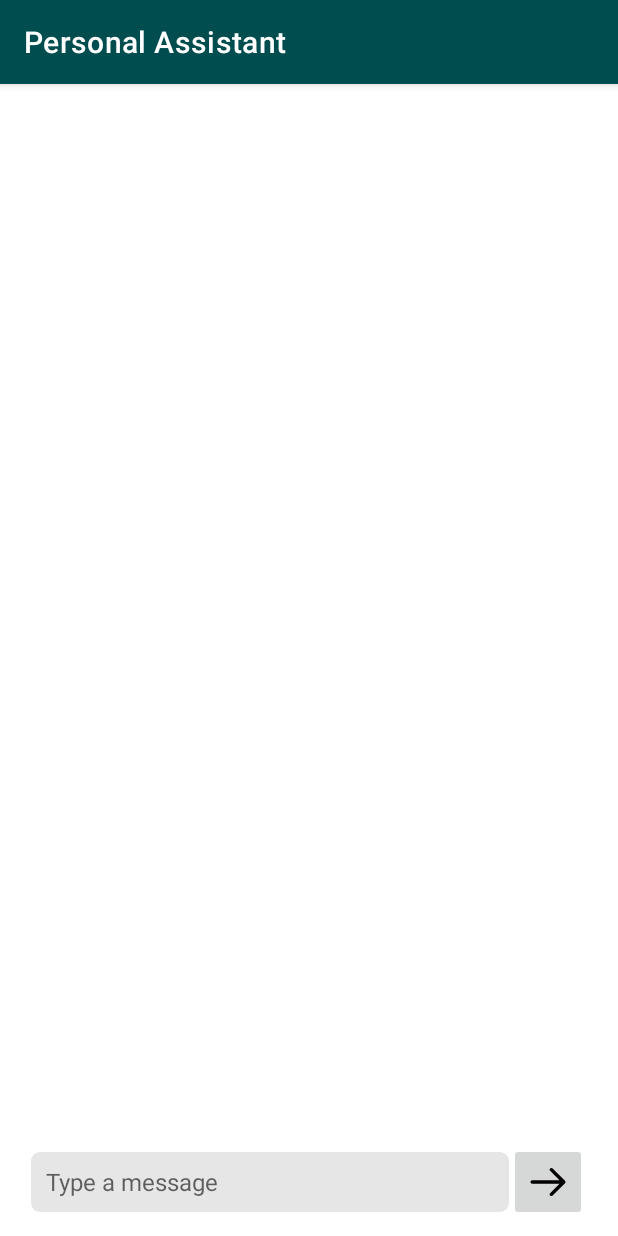
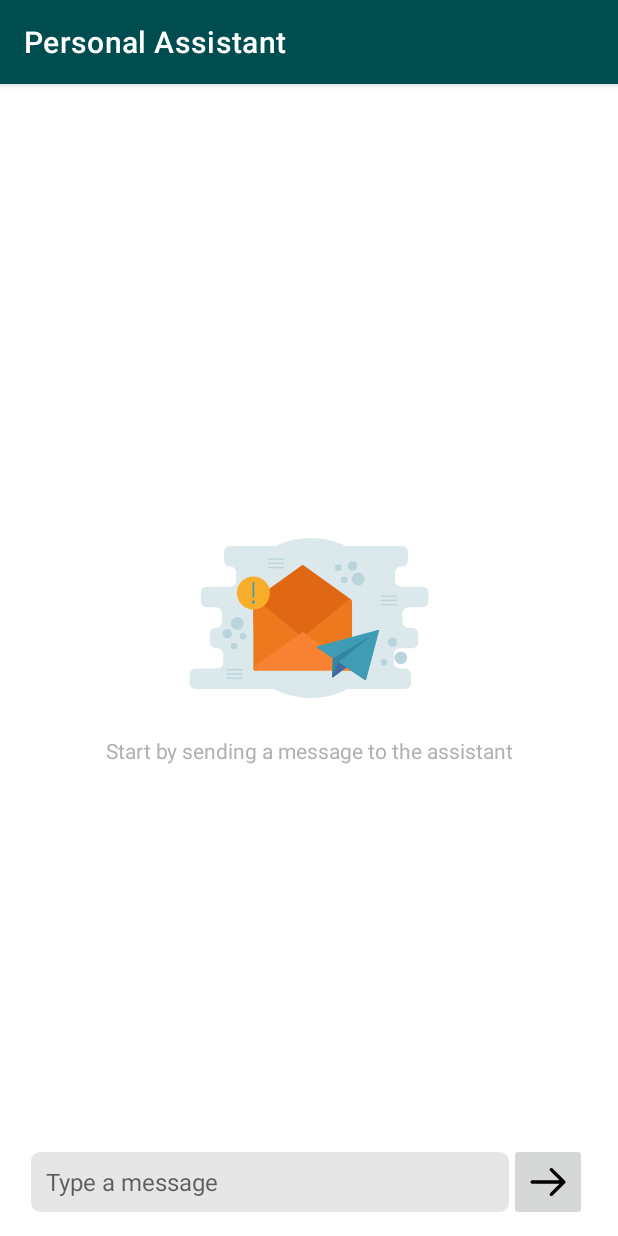
Before and after one commit to gabrielboroghina/personal-assistant, an Android app: the screen it shows after launch (MainActivity), on a phone screen of 412 x 824 dp. Run offline under Robolectric (Android 15) with nearby library versions, the phone set to English and light mode, and no system bars; our stand-ins replace Room's generated code, data binding, navigation-ui.

Commit message:
Added chat empty state. UI improvements

```diff
--- a/app/src/main/java/com/example/personalassistant/conv_agent_interaction/ConvAgentChatFragment.kt
+++ b/app/src/main/java/com/example/personalassistant/conv_agent_interaction/ConvAgentChatFragment.kt
@@ -73,6 +73,10 @@ class ConvAgentChatFragment : Fragment() {
 
         viewModel.chatMessages.observe(viewLifecycleOwner) {
             it?.let {
+                if (it.isNotEmpty()) {
+                    binding.chatEmptyState.visibility = View.INVISIBLE
+                    binding.chatEmptyStateMsg.visibility = View.INVISIBLE
+                }
                 adapter.updateMessages(it, viewModel.showActionSelector.value ?: false)
                 binding.chat.smoothScrollToPosition(adapter.itemCount)
             }
@@ -95,7 +99,7 @@ class ConvAgentChatFragment : Fragment() {
             }
         }
 
-        viewModel.agentResponseStatus.observe(viewLifecycleOwner) { status ->
+        viewModel.statusMessage.observe(viewLifecycleOwner) { status ->
             status?.let {
                 Snackbar.make(view!!, status, BaseTransientBottomBar.LENGTH_SHORT).show()
             }
--- /dev/null
+++ b/app/src/main/res/drawable/ic_no_messages.xml
@@ -0,0 +1,57 @@
+<vector android:height="157.53847dp" android:viewportHeight="512"
+    android:viewportWidth="650" android:width="200dp" xmlns:android="http://schemas.android.com/apk/res/android">
+    <path android:fillColor="#dbe8ec" android:pathData="M328.792,256m-173.618,0a173.618,173.618 0,1 1,347.236 0a173.618,173.618 0,1 1,-347.236 0"/>
+    <path android:fillColor="#dbe8ec" android:pathData="M583.904,219.7V201.508A13.079,13.079 0,0 0,570.825 188.429h-46.166a13.079,13.079 0,0 1,-13.079 -13.079V157.158a13.079,13.079 0,0 1,13.079 -13.079h1.458a13.079,13.079 0,0 0,13.079 -13.079V112.808a13.079,13.079 0,0 0,-13.079 -13.079H154.209a13.079,13.079 0,0 0,-13.079 13.079v18.191a13.079,13.079 0,0 0,13.079 13.079h0a13.079,13.079 0,0 1,13.079 13.079v18.191a13.079,13.079 0,0 1,-13.079 13.079H103.63a13.079,13.079 0,0 0,-13.079 13.079v18.191A13.079,13.079 0,0 0,103.63 232.779h19.847a13.079,13.079 0,0 1,13.079 13.079v18.191a13.079,13.079 0,0 1,-13.079 13.079h-0.048A13.079,13.079 0,0 0,110.349 290.209v18.191a13.079,13.079 0,0 0,13.079 13.079h2.871a13.079,13.079 0,0 1,13.079 13.079V352.75a13.079,13.079 0,0 1,-13.079 13.079H79.175A13.079,13.079 0,0 0,66.096 378.909v18.191A13.079,13.079 0,0 0,79.175 410.179h453.963a13.079,13.079 0,0 0,13.079 -13.079V378.909a13.079,13.079 0,0 0,-13.079 -13.079H521.798a13.079,13.079 0,0 1,-13.079 -13.079V334.559a13.079,13.079 0,0 1,13.079 -13.079h26.74a13.079,13.079 0,0 0,13.079 -13.079V290.209a13.079,13.079 0,0 0,-13.079 -13.079H540.426a13.079,13.079 0,0 1,-13.079 -13.079V245.858A13.079,13.079 0,0 1,540.426 232.779H570.825A13.079,13.079 0,0 0,583.904 219.7Z"/>
+    <path android:fillColor="#b9d4db" android:pathData="M169.838,267.885m-13.807,0a13.807,13.807 0,1 1,27.614 0a13.807,13.807 0,1 1,-27.614 0"/>
+    <path android:fillColor="#b9d4db" android:pathData="M182.315,295.366m-7.159,0a7.159,7.159 0,1 1,14.318 0a7.159,7.159 0,1 1,-14.318 0"/>
+    <path android:fillColor="#b9d4db" android:pathData="M162.895,316.811m-7.159,0a7.159,7.159 0,1 1,14.318 0a7.159,7.159 0,1 1,-14.318 0"/>
+    <path android:fillColor="#b9d4db" android:pathData="M147.832,289.924m-10.228,0a10.228,10.228 0,1 1,20.456 0a10.228,10.228 0,1 1,-20.456 0"/>
+    <path android:fillColor="#b9d4db" android:pathData="M431.47,171.627m-13.807,0a13.807,13.807 0,1 1,27.614 0a13.807,13.807 0,1 1,-27.614 0"/>
+    <path android:fillColor="#b9d4db" android:pathData="M401.32,173.011m-7.159,0a7.159,7.159 0,1 1,14.318 0a7.159,7.159 0,1 1,-14.318 0"/>
+    <path android:fillColor="#b9d4db" android:pathData="M388.617,147.018m-7.159,0a7.159,7.159 0,1 1,14.318 0a7.159,7.159 0,1 1,-14.318 0"/>
+    <path android:fillColor="#b9d4db" android:pathData="M419.175,143.012m-10.228,0a10.228,10.228 0,1 1,20.456 0a10.228,10.228 0,1 1,-20.456 0"/>
+    <path android:fillColor="#e06714" android:pathData="M413.071,306.394H209.695c-4.926,0 -7.065,-87.542 -3.178,-90.567l101.688,-73.389a5.174,5.174 0,0 1,6.356 0L416.249,215.827C420.136,218.852 417.997,306.394 413.071,306.394Z"/>
+    <path android:fillColor="#ee781d" android:pathData="M204.51,365.469V221.227a5.174,5.174 0,0 1,9.258 -3.178l88.173,72.121a5.174,5.174 0,0 1,0 6.356l-88.173,72.121A5.174,5.174 0,0 1,204.51 365.469zM418.255,365.469V221.227a5.174,5.174 0,0 0,-9.258 -3.178l-88.173,72.121a5.174,5.174 0,0 0,0 6.356l88.173,72.121A5.174,5.174 0,0 0,418.255 365.469z"/>
+    <path android:fillColor="#f98232" android:pathData="M413.071,370.653H209.695a5.174,5.174 0,0 1,-3.178 -9.258l101.688,-73.389a5.174,5.174 0,0 1,6.356 0l101.688,73.389A5.174,5.174 0,0 1,413.071 370.653Z"/>
+    <path android:fillColor="#f9ae2b" android:pathData="M204.51,201.764m-35.702,0a35.702,35.702 0,1 1,71.404 0a35.702,35.702 0,1 1,-71.404 0"/>
+    <path android:fillColor="#409cb5" android:pathData="M202.651,178.363h3.719v33.024h-3.719z"/>
+    <path android:fillColor="#409cb5" android:pathData="M204.51,225.166c4.487,0 4.494,-6.973 0,-6.973 -4.487,0 -4.494,6.973 0,6.973Z"/>
+    <path android:fillColor="#00000000"
+        android:pathData="M482.112,208.448L514.414,208.448"
+        android:strokeColor="#b9d4db" android:strokeLineCap="round" android:strokeWidth="3"/>
+    <path android:fillColor="#00000000"
+        android:pathData="M482.112,217.759L514.414,217.759"
+        android:strokeColor="#b9d4db" android:strokeLineCap="round" android:strokeWidth="3"/>
+    <path android:fillColor="#00000000"
+        android:pathData="M482.112,227.069L514.414,227.069"
+        android:strokeColor="#b9d4db" android:strokeLineCap="round" android:strokeWidth="3"/>
+    <path android:fillColor="#00000000"
+        android:pathData="M147.388,368.22L179.691,368.22"
+        android:strokeColor="#b9d4db" android:strokeLineCap="round" android:strokeWidth="3"/>
+    <path android:fillColor="#00000000"
+        android:pathData="M147.388,377.53L179.691,377.53"
+        android:strokeColor="#b9d4db" android:strokeLineCap="round" android:strokeWidth="3"/>
+    <path android:fillColor="#00000000"
+        android:pathData="M147.388,386.841L179.691,386.841"
+        android:strokeColor="#b9d4db" android:strokeLineCap="round" android:strokeWidth="3"/>
+    <path android:fillColor="#00000000"
+        android:pathData="M237.62,128.212L269.923,128.212"
+        android:strokeColor="#b9d4db" android:strokeLineCap="round" android:strokeWidth="3"/>
+    <path android:fillColor="#00000000"
+        android:pathData="M237.62,137.523L269.923,137.523"
+        android:strokeColor="#b9d4db" android:strokeLineCap="round" android:strokeWidth="3"/>
+    <path android:fillColor="#00000000"
+        android:pathData="M237.62,146.833L269.923,146.833"
+        android:strokeColor="#b9d4db" android:strokeLineCap="round" android:strokeWidth="3"/>
+    <path android:fillColor="#b9d4db" android:pathData="M523.862,342.229m-13.807,0a13.807,13.807 0,1 1,27.614 0a13.807,13.807 0,1 1,-27.614 0"/>
+    <path android:fillColor="#b9d4db" android:pathData="M487.426,352.194m-7.159,0a7.159,7.159 0,1 1,14.318 0a7.159,7.159 0,1 1,-14.318 0"/>
+    <path android:fillColor="#b9d4db" android:pathData="M505.605,308.444m-10.228,0a10.228,10.228 0,1 1,20.456 0a10.228,10.228 0,1 1,-20.456 0"/>
+    <path android:fillColor="#3086a3" android:pathData="M475.96,285.464 L448.261,308.161l-54.737,44.851 -15.218,31.058a1.844,1.844 0,0 1,-2.065 0.989l-0.088,-0.025a1.844,1.844 0,0 1,-1.351 -1.76l0.959,-29.436 0.342,-10.542 97.761,-60.858a1.847,1.847 0,0 1,2.097 3.026ZM475.96,285.464"/>
+    <path android:fillColor="#409cb5" android:pathData="M476.577,284.503l-0.008,0.029a1.842,1.842 0,0 1,-0.854 1.101l-19.713,11.412L376.099,343.307l-33.643,-22.908a1.85,1.85 0,0 1,0.566 -3.315l131.251,-34.823 0.053,-0.016 0.101,-0.023 0.107,-0.019 0.098,-0.011 0.122,-0.007 0.103,0.001 0.014,0.004 0.1,0.007 0.109,0.013c0.071,0.012 0.14,0.027 0.21,0.045a1.879,1.879 0,0 1,0.267 0.097,1.194 1.194,0 0,1 0.116,0.059 1.093,1.093 0,0 1,0.121 0.07l0.122,0.085a0.447,0.447 0,0 1,0.071 0.059,0.069 0.069,0 0,1 0.027,0.022l0.07,0.062 0.017,0.005 0.06,0.061a1.792,1.792 0,0 1,0.139 0.172,0.748 0.748,0 0,1 0.058,0.085 1.765,1.765 0,0 1,0.15 0.297,1.43 1.43,0 0,1 0.053,0.148c0.014,0.043 0.025,0.087 0.035,0.131 0.011,0.044 0.024,0.114 0.034,0.172a1.498,1.498 0,0 1,0.013 0.153,1.411 1.411,0 0,1 0.002,0.187 1.024,1.024 0,0 0,-0.009 0.115,2.011 2.011,0 0,1 -0.059,0.269ZM476.577,284.503"/>
+    <group>
+        <clip-path android:pathData="M326.785,371.281l33.784,-121.245l118.399,32.991l-33.784,121.245z"/>
+        <path android:fillColor="#409cb5" android:pathData="M449.099,389.879a1.844,1.844 0,0 1,-2.283 1.312,1.886 1.886,0 0,1 -0.542,-0.25L389.073,352.015l66.929,-54.97 17.617,-14.437a1.864,1.864 0,0 1,0.679 -0.356c0.039,-0.009 0.078,-0.02 0.117,-0.026l0.108,-0.018 0.098,-0.012 0.122,-0.007 0.102,0.001 0.015,0.004 0.1,0.008 0.109,0.012c0.071,0.012 0.14,0.027 0.209,0.045a1.892,1.892 0,0 1,0.268 0.097,1.195 1.195,0 0,1 0.116,0.059 1.052,1.052 0,0 1,0.121 0.07l0.122,0.085a0.549,0.549 0,0 1,0.071 0.058,0.08 0.08,0 0,1 0.026,0.023l0.07,0.062 0.017,0.005 0.06,0.061a1.788,1.788 0,0 1,0.139 0.171,0.722 0.722,0 0,1 0.058,0.085 1.75,1.75 0,0 1,0.15 0.297c0.019,0.048 0.038,0.097 0.053,0.147 0.014,0.042 0.025,0.086 0.036,0.13s0.024,0.115 0.034,0.173a1.45,1.45 0,0 1,0.013 0.153,1.422 1.422,0 0,1 0.002,0.186 0.935,0.935 0,0 0,-0.009 0.115,1.951 1.951,0 0,1 -0.049,0.268l-0.007,0.026ZM449.099,389.879"/>
+        <path android:fillColor="#4469a0" android:pathData="M406.095,363.597l-28.341,21.142a1.847,1.847 0,0 1,-1.599 0.298,1.801 1.801,0 0,1 -0.682,-0.359 1.841,1.841 0,0 1,-0.481 -2.233l14.084,-30.43ZM406.095,363.597"/>
+    </group>
+    <path android:fillColor="#4469a0" android:pathData="M389.073,352.015l17.021,11.583 -4.125,3.077 -14.449,-11.306ZM389.073,352.015"/>
+</vector>
--- a/app/src/main/res/layout/fragment_conv_agent_chat.xml
+++ b/app/src/main/res/layout/fragment_conv_agent_chat.xml
@@ -2,7 +2,8 @@
 
 <!-- Wrapping the layout into /layout to make it available with data binding. -->
 <layout xmlns:android="http://schemas.android.com/apk/res/android"
-    xmlns:app="http://schemas.android.com/apk/res-auto">
+    xmlns:app="http://schemas.android.com/apk/res-auto"
+    xmlns:tools="http://schemas.android.com/tools">
 
     <androidx.constraintlayout.widget.ConstraintLayout
         android:layout_width="match_parent"
@@ -18,6 +19,30 @@
             app:layout_constraintEnd_toEndOf="@id/right_guideline"
             app:layout_constraintStart_toStartOf="@id/left_guideline"
             app:layout_constraintTop_toTopOf="parent" />
+
+        <ImageView
+            android:id="@+id/chat_empty_state"
+            android:layout_width="match_parent"
+            android:layout_height="wrap_content"
+            android:src="@drawable/ic_no_messages"
+            android:visibility="visible"
+            app:layout_constraintBottom_toTopOf="@id/new_message"
+            app:layout_constraintTop_toTopOf="parent"
+            tools:src="@drawable/ic_no_messages" />
+
+        <TextView
+            android:layout_width="match_parent"
+            android:layout_height="wrap_content"
+            android:gravity="center"
+            android:id="@+id/chat_empty_state_msg"
+            android:text="@string/chat_empty_state_msg"
+            android:textSize="14sp"
+            android:layout_marginLeft="20dp"
+            android:layout_marginRight="20dp"
+            android:textColor="#B1B1B1"
+            app:layout_constraintLeft_toLeftOf="parent"
+            app:layout_constraintRight_toRightOf="parent"
+            app:layout_constraintTop_toBottomOf="@id/chat_empty_state" />
 
         <EditText
             android:id="@+id/new_message"
--- a/app/src/main/res/layout/fragment_transport.xml
+++ b/app/src/main/res/layout/fragment_transport.xml
@@ -27,15 +27,16 @@
         <!--Child RecyclerView-->
         <androidx.recyclerview.widget.RecyclerView
             android:id="@+id/routes_recyclerview"
-                android:orientation="vertical"
             android:layout_width="0dp"
             android:layout_height="0dp"
             android:clipToPadding="false"
+            android:orientation="vertical"
             android:padding="6dp"
             app:layoutManager="androidx.recyclerview.widget.LinearLayoutManager"
             app:layout_constraintBottom_toBottomOf="parent"
             app:layout_constraintLeft_toLeftOf="parent"
             app:layout_constraintRight_toRightOf="parent"
-                app:layout_constraintTop_toBottomOf="@id/routes_title"/>
+            app:layout_constraintTop_toBottomOf="@id/routes_title" />
+
     </androidx.constraintlayout.widget.ConstraintLayout>
 </layout>
--- a/app/src/main/res/values/strings.xml
+++ b/app/src/main/res/values/strings.xml
@@ -4,4 +4,5 @@
     <string name="btn_enter_value">Enter value</string>
     <string name="send_btn">Send</string>
     <string name="new_message_placeholder">Type a message</string>
+    <string name="chat_empty_state_msg">Start by sending a message to the assistant</string>
 </resources>
```
Also changed, not shown: app/src/main/java/com/example/personalassistant/conv_agent_interaction/ConvAgentChatViewModel.kt (+11 -5 lines), app/src/main/res/layout/route_segment.xml (+11 -10 lines), app/src/main/res/layout/routes.xml (+10 -11 lines). Lines whose indentation alone changed are shown as unchanged.
